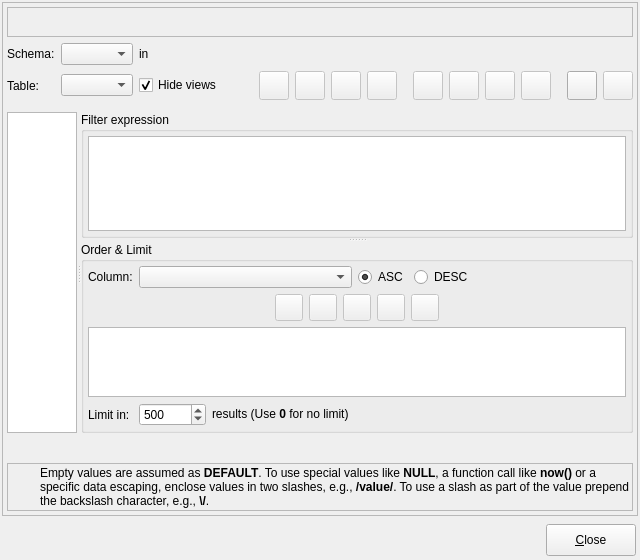
The window that libpgmodeler_ui/ui/datamanipulationform.ui (pgmodeler/pgmodeler) describes before a commit, drawn with Qt 5.
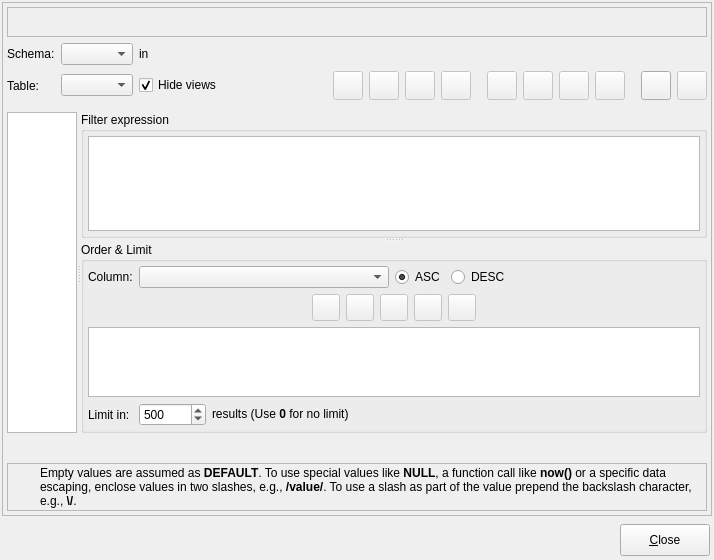
The same window after the commit. Icons and pictures are not drawn.

The edit to the form file:
```diff
--- a/libpgmodeler_ui/ui/datamanipulationform.ui
+++ b/libpgmodeler_ui/ui/datamanipulationform.ui
@@ -6,7 +6,7 @@
    <rect>
     <x>0</x>
     <y>0</y>
-    <width>640</width>
+    <width>714</width>
     <height>560</height>
    </rect>
   </property>
```
Left out of the diff: 66 changed lines with no effect on the pictures.
